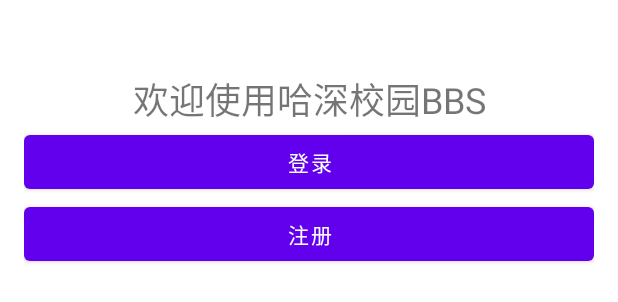
After one commit to HitZhouzhou/Grade_one_project, an Android app: the layout account_activity.xml on its own in the app's theme, with its tools: preview values and no code run, on a phone screen of 412 x 824 dp. The commit adds this screen. Shown: the top 302 px of the screen. Run offline under Robolectric (Android 15) with nearby library versions, the phone set to English and light mode, and no system bars.

Commit message:
Added new feature X

```diff
--- /dev/null
+++ b/ICPH/app/src/main/res/color/bn_color_selector.xml
@@ -0,0 +1,5 @@
+<?xml version="1.0" encoding="utf-8"?>
+<selector xmlns:android="http://schemas.android.com/apk/res/android">
+    <item android:color="#ffff0000" android:state_pressed="true"/>
+    <item android:color="#ff00ff00" android:state_pressed="true"/>
+</selector>
--- /dev/null
+++ b/ICPH/app/src/main/res/layout/account_activity.xml
@@ -0,0 +1,30 @@
+<?xml version="1.0" encoding="utf-8"?>
+<LinearLayout xmlns:android="http://schemas.android.com/apk/res/android"
+    android:layout_width="match_parent"
+    android:layout_height="match_parent"
+    android:padding="16dp"
+    android:orientation="vertical">
+
+    <TextView
+        android:id="@+id/textview_welcome"
+        android:layout_width="match_parent"
+        android:layout_height="wrap_content"
+        android:text="@string/welcome"
+        android:textAlignment="center"
+        android:textSize="24sp"
+        android:layout_marginTop="32dp"/>
+
+    <Button
+        android:id="@+id/button_login"
+        android:layout_width="match_parent"
+        android:layout_height="wrap_content"
+        android:text="@string/login" />
+
+    <Button
+        android:id="@+id/button_register"
+        android:layout_width="match_parent"
+        android:layout_height="wrap_content"
+        android:text="@string/register" />
+
+
+</LinearLayout>
--- /dev/null
+++ b/ICPH/app/src/main/res/layout/strings.xml
@@ -0,0 +1,6 @@
+<?xml version="1.0" encoding="utf-8"?>
+<androidx.constraintlayout.widget.ConstraintLayout xmlns:android="http://schemas.android.com/apk/res/android"
+    android:layout_width="match_parent"
+    android:layout_height="match_parent">
+
+</androidx.constraintlayout.widget.ConstraintLayout>
--- a/ICPH/app/src/main/res/values/strings.xml
+++ b/ICPH/app/src/main/res/values/strings.xml
@@ -1,3 +1,6 @@
-<resources>
+ <resources>
     <string name="app_name">ICPH</string>
+     <string name="welcome">欢迎使用哈深校园BBS</string>
+     <string name="login">登录</string>
+     <string name="register">注册</string>
 </resources>
```
Also changed, not shown: ICPH/app/src/main/java/com/example/icph/AccountActivity.java (added, +39 -0 lines), ICPH/app/src/main/res/layout/account_afterlogin_activity.xml (added, +58 -0 lines), ICPH/app/src/main/res/layout/activity_main.xml (+15 -14 lines), ICPH/app/src/main/res/drawable/account_selector.xml (line endings or trailing spaces).
